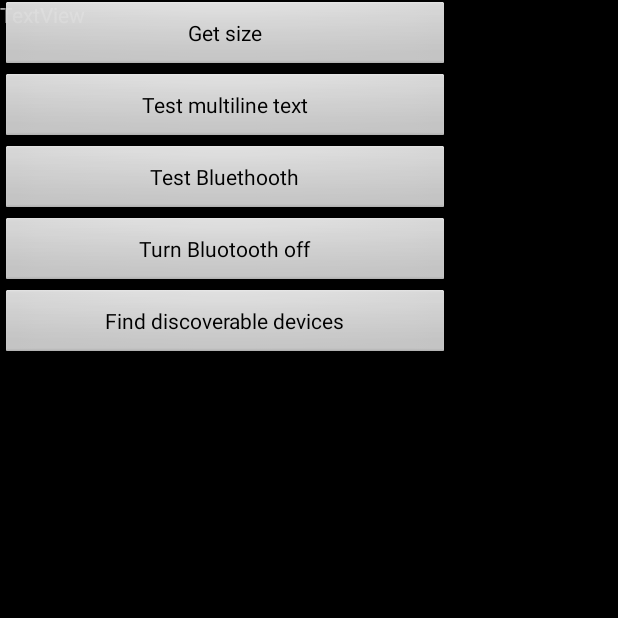
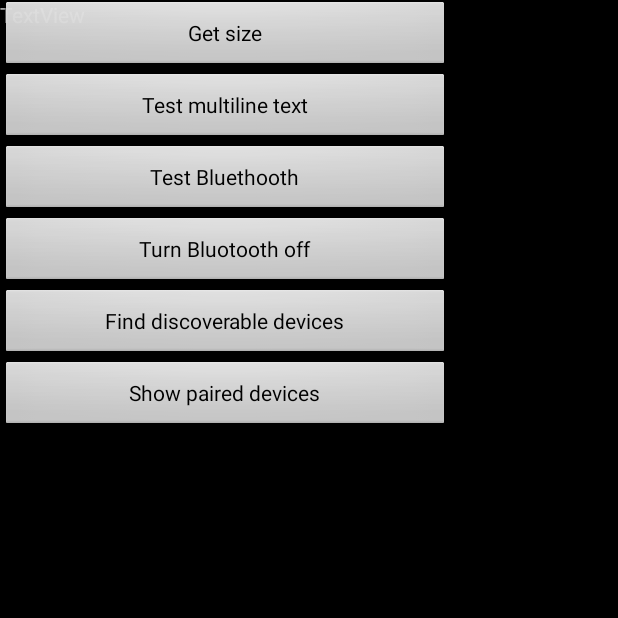
Before and after one commit to lukino999-git/BluetoothTest, an Android app: the screen it shows after launch (MainActivity), on a phone screen of 412 x 824 dp, the top half of it. Run offline under Robolectric (Android 15) with nearby library versions, the phone set to English and light mode, and no system bars.

Commit message:
Added pairedDevicesListView Added Show paired devices button

```diff
--- a/app/src/main/java/com/lukino999/fullscreen004/MainActivity.java
+++ b/app/src/main/java/com/lukino999/fullscreen004/MainActivity.java
@@ -167,6 +167,10 @@ public class MainActivity extends AppCompatActivity {
         startActivity(i);
     }
 
+    public void buttonShowPairedDevicesClick(View view) {
+        appendToLog("Click on: Show paired devices");
+    }
+
 
 
 }
--- a/app/src/main/res/layout/activity_main.xml
+++ b/app/src/main/res/layout/activity_main.xml
@@ -73,6 +73,27 @@
             android:layout_alignParentLeft="true"
             android:layout_alignParentStart="true" />
 
+        <Button
+            android:id="@+id/buttonShowPairedDevices"
+            style="@android:style/Widget.Button"
+            android:layout_width="300dp"
+            android:layout_height="wrap_content"
+            android:onClick="buttonShowPairedDevicesClick"
+            android:text="Show paired devices"
+            android:layout_below="@+id/buttonFindDiscoverableDevices"
+            android:layout_alignParentLeft="true"
+            android:layout_alignParentStart="true" />
+
+        <ListView
+            android:id="@+id/pairedDevicesListView"
+            android:layout_width="300dp"
+            android:layout_height="match_parent"
+            android:layout_alignParentTop="true"
+            android:layout_toEndOf="@+id/buttonGetSize"
+            android:layout_toLeftOf="@+id/scrollView"
+            android:layout_toRightOf="@+id/buttonGetSize"
+            android:layout_toStartOf="@+id/scrollView" />
+
         <ScrollView
             android:id="@+id/scrollView"
             android:layout_width="640dp"
```
